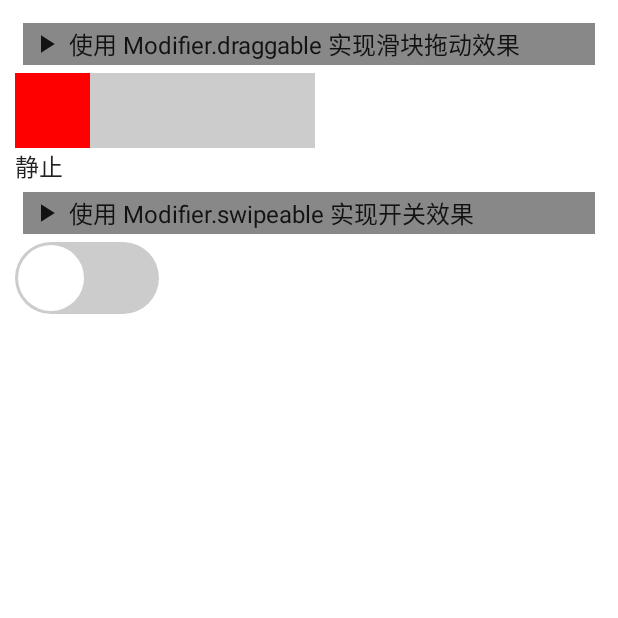
After one commit to owenleexiaoyu/ComposeCodelabs, an Android app built with Jetpack Compose: the composable DraggableAndSwipeablePage shown on its own in the app's theme, on a phone screen of 412 x 824 dp, the top half of it. The commit adds this screen. Run offline under Robolectric (Android 15) with nearby library versions, the phone set to English and light mode, and no system bars.

Commit message:
ComposeActionLearning: Chapter7 手势 part1

```diff
--- a/ComposeActionLearning/app/src/main/AndroidManifest.xml
+++ b/ComposeActionLearning/app/src/main/AndroidManifest.xml
@@ -67,6 +67,7 @@
 
         <activity android:name=".chapter5.Chapter5Activity" />
         <activity android:name=".chapter6.Chapter6Activity" />
+        <activity android:name=".chapter7.Chapter7Activity" />
         <activity android:name=".chapter9.Chapter9Activity" />
         <activity android:name=".chapter9.InsetsDemoActivity" />
     </application>
--- /dev/null
+++ b/ComposeActionLearning/app/src/main/java/life/lixiaoyu/composeactionlearning/chapter7/DraggableAndSwipeablePage.kt
@@ -0,0 +1,118 @@
+package life.lixiaoyu.composeactionlearning.chapter7
+
+import androidx.compose.animation.animateColorAsState
+import androidx.compose.foundation.background
+import androidx.compose.foundation.gestures.Orientation
+import androidx.compose.foundation.gestures.draggable
+import androidx.compose.foundation.gestures.rememberDraggableState
+import androidx.compose.foundation.interaction.MutableInteractionSource
+import androidx.compose.foundation.interaction.collectIsDraggedAsState
+import androidx.compose.foundation.layout.*
+import androidx.compose.foundation.shape.RoundedCornerShape
+import androidx.compose.material.*
+import androidx.compose.runtime.*
+import androidx.compose.ui.Modifier
+import androidx.compose.ui.draw.clip
+import androidx.compose.ui.graphics.Color
+import androidx.compose.ui.platform.LocalDensity
+import androidx.compose.ui.unit.IntOffset
+import androidx.compose.ui.unit.dp
+import life.lixiaoyu.composeactionlearning.DescItem
+import life.lixiaoyu.composeactionlearning.FullPageWrapper
+import kotlin.math.roundToInt
+
+@Composable
+fun DraggableAndSwipeablePage() {
+    FullPageWrapper {
+        Column(Modifier.padding(10.dp)) {
+            DraggableDemo()
+            SwipeableDemo()
+        }
+    }
+}
+
+@Composable
+fun ColumnScope.DraggableDemo() {
+    DescItem(title = "使用 Modifier.draggable 实现滑块拖动效果")
+    var offsetX by remember { mutableStateOf(0f) }
+    val boxSlideLengthDp = 50.dp
+    val boxSlideLengthPx = with(LocalDensity.current) {
+        boxSlideLengthDp.toPx()
+    }
+    val draggableState = rememberDraggableState {
+        offsetX = (offsetX + it).coerceIn(0f, 3 * boxSlideLengthPx)
+    }
+    val interactionSource = remember { MutableInteractionSource() }
+    Box(
+        Modifier
+            .size(boxSlideLengthDp * 4, boxSlideLengthDp)
+            .background(Color.LightGray)
+    ) {
+        Box(Modifier
+            .size(boxSlideLengthDp)
+            .offset { IntOffset(offsetX.roundToInt(), 0) }
+            .draggable(
+                orientation = Orientation.Horizontal,
+                state = draggableState,
+                interactionSource = interactionSource
+            )
+            .background(Color.Red)
+        )
+    }
+    val isDragged by interactionSource.collectIsDraggedAsState()
+    Text(if (isDragged) "正在拖动" else "静止")
+}
+
+enum class SwitchState {
+    CLOSE, OPEN
+}
+
+
+@OptIn(ExperimentalMaterialApi::class)
+@Composable
+fun ColumnScope.SwipeableDemo() {
+    DescItem(title = "使用 Modifier.swipeable 实现开关效果")
+    val blockSizeDp = 48.dp
+    val blockSizePx = with(LocalDensity.current) {
+        blockSizeDp.toPx()
+    }
+    val swipeableState = rememberSwipeableState(initialValue = SwitchState.CLOSE)
+    val animatedColor by animateColorAsState(targetValue = if (swipeableState.targetValue == SwitchState.OPEN) Color.Blue else Color.LightGray)
+
+    val anchors = mapOf(
+        0f to SwitchState.CLOSE,
+        blockSizePx to SwitchState.OPEN
+    )
+    Box(
+        Modifier
+            .size(blockSizeDp * 2, blockSizeDp)
+            .clip(RoundedCornerShape(blockSizeDp))
+            .background(animatedColor)
+    ) {
+        Box(
+            Modifier
+                .offset {
+                    IntOffset(swipeableState.offset.value.toInt(), 0)
+                }
+                .swipeable(
+                    state = swipeableState,
+                    anchors = anchors,
+                    thresholds = { from, to ->
+                        if (from == SwitchState.CLOSE) { // 从关闭到开启状态时，滑块移动距离超过30%就自动吸附到开启状态
+                            FractionalThreshold(0.3f)
+                        } else {  // 从开启到关闭状态时，滑块移动距离超过50%才自动吸附到关闭状态
+                            FractionalThreshold(0.5f)
+                        }
+                    },
+                    orientation = Orientation.Horizontal
+                )
+                .size(blockSizeDp)
+                .padding(2.dp)
+        ) {
+            Box(Modifier
+                .fillMaxSize()
+                .clip(RoundedCornerShape(blockSizeDp))
+                .background(Color.White))
+        }
+    }
+}
```
Also changed, not shown: ComposeActionLearning/app/src/main/java/life/lixiaoyu/composeactionlearning/MainActivity.kt (+11 -7 lines), ComposeActionLearning/app/src/main/java/life/lixiaoyu/composeactionlearning/chapter7/Chapter7Activity.kt (added, +66 -0 lines), ComposeActionLearning/app/src/main/java/life/lixiaoyu/composeactionlearning/chapter7/ClickablePage.kt (added, +81 -0 lines), ComposeActionLearning/app/src/main/java/life/lixiaoyu/composeactionlearning/chapter7/TransformablePage.kt (added, +59 -0 lines).
